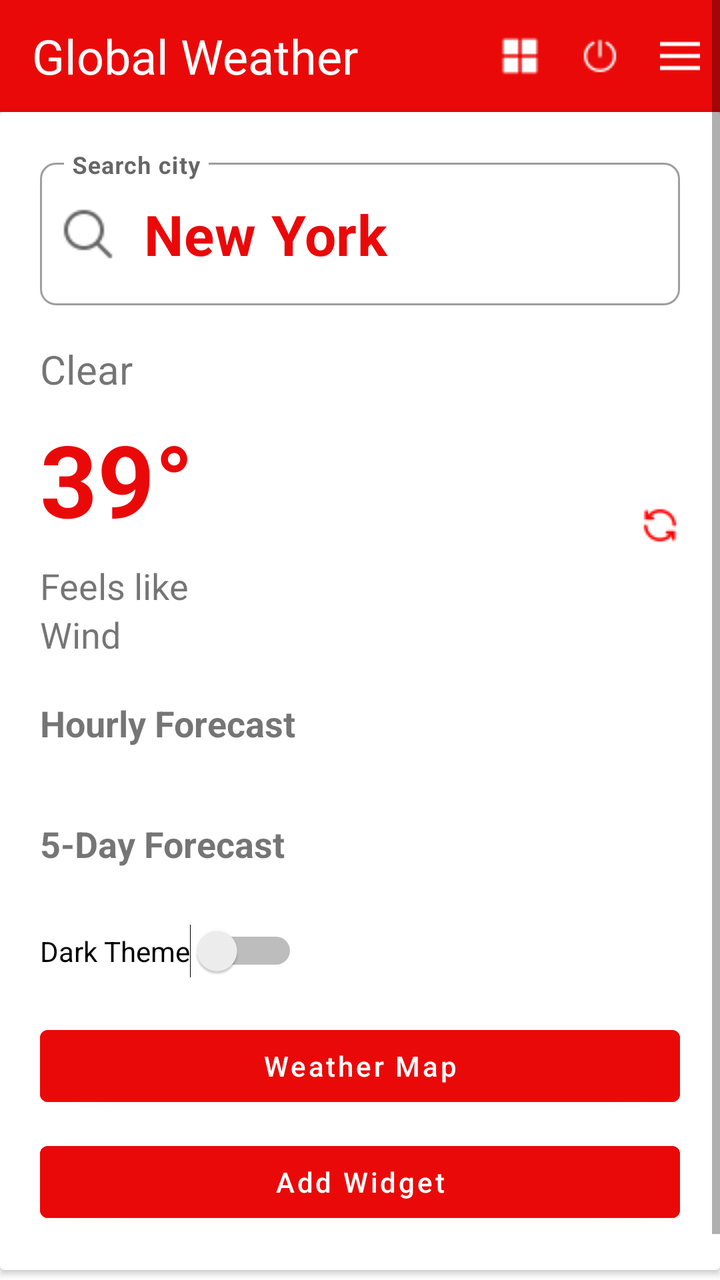
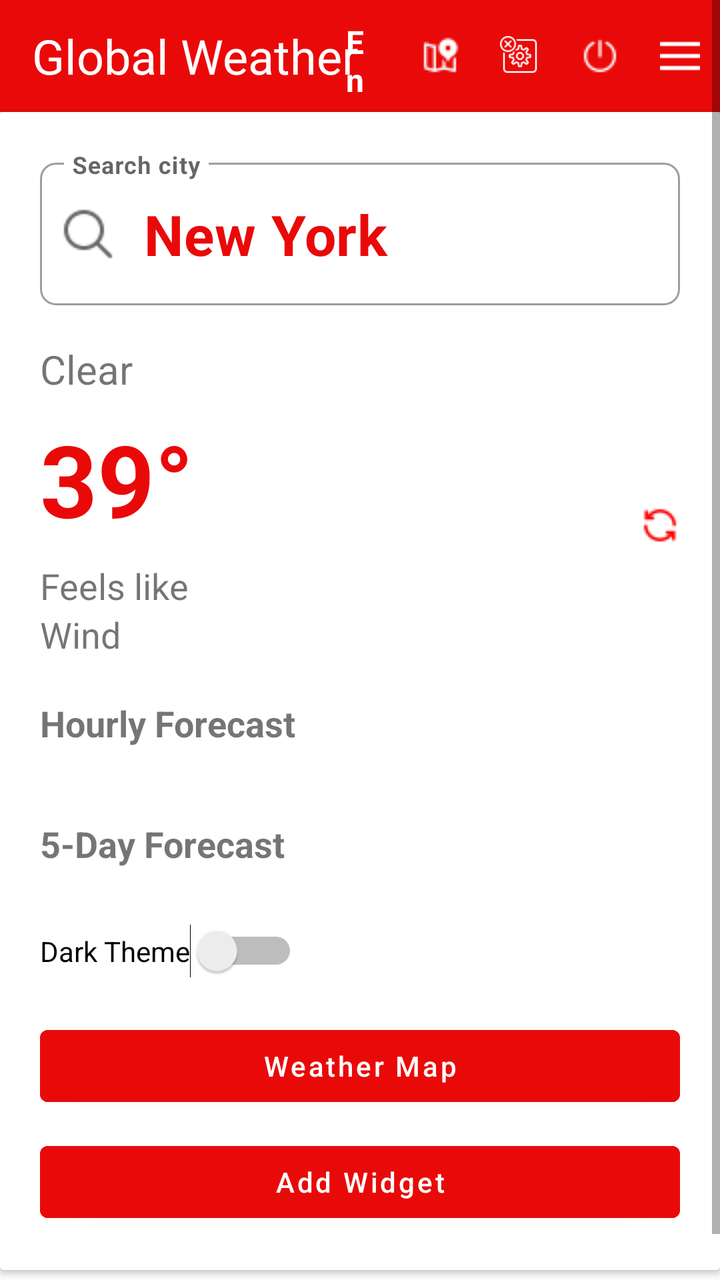

Compare the two renders of this Android layout. The source of the first and the diff that turns it into the second are given below.
<!-- AndroidManifest.xml: application theme Theme.Mausam -->
<!-- res/layout/activity_main.xml -->
<?xml version="1.0" encoding="utf-8"?>
<ScrollView xmlns:android="http://schemas.android.com/apk/res/android"
    xmlns:tools="http://schemas.android.com/tools"
    xmlns:app="http://schemas.android.com/apk/res-auto"
    android:id="@+id/scrollView"
    android:layout_width="match_parent"
    android:layout_height="match_parent"
    tools:context=".MainActivity">

    <LinearLayout
        android:layout_width="match_parent"
        android:layout_height="wrap_content"
        android:orientation="vertical">

        <androidx.appcompat.widget.Toolbar
            android:id="@+id/toolbar"
            android:layout_width="match_parent"
            android:layout_height="?attr/actionBarSize"
            android:background="@color/red">

            <TextView
                android:layout_width="wrap_content"
                android:layout_height="wrap_content"
                android:textSize="24sp"
                android:textColor="@color/white"
                android:text="@string/title"/>

            <ImageButton
                android:id="@+id/menu"
                android:layout_margin="10dp"
                android:layout_width="20dp"
                android:layout_height="20dp"
                android:background="@drawable/menu"
                android:layout_gravity="end"
                android:contentDescription="TODO" />

            <ImageButton
                android:id="@+id/power"
                android:layout_margin="10dp"
                android:layout_width="wrap_content"
                android:layout_height="wrap_content"
                android:contentDescription="TODO"
                android:src="@drawable/power1"
                android:background="?attr/selectableItemBackgroundBorderless"
                android:layout_gravity="end" />

            <ImageButton
                android:id="@+id/expand"
                android:layout_width="20dp"
                android:layout_height="20dp"
                android:layout_margin="10dp"
                android:background="@drawable/square"
                android:layout_gravity="end"
                android:contentDescription="TODO" />

            

            

        </androidx.appcompat.widget.Toolbar>

        
        <androidx.cardview.widget.CardView
            android:id="@+id/cardview"
            android:layout_width="match_parent"
            android:layout_height="match_parent">

            
            <LinearLayout
                android:layout_width="match_parent"
                android:layout_height="wrap_content"
                android:orientation="horizontal"
                android:gravity="center"
                android:paddingLeft="20dp"
                android:paddingRight="20dp"
                android:paddingTop="20dp">

                <com.google.android.material.textfield.TextInputLayout
                    android:id="@+id/input_layout_city"
                    style="@style/Widget.MaterialComponents.TextInputLayout.OutlinedBox"
                    android:layout_width="match_parent"
                    android:layout_height="wrap_content"
                    android:hint="Search city"
                    app:startIconDrawable="@drawable/search"
                    app:endIconMode="clear_text"
                    app:boxBackgroundMode="outline"
                    app:boxCornerRadiusTopStart="8dp"
                    app:boxCornerRadiusTopEnd="8dp"
                    app:boxCornerRadiusBottomStart="8dp"
                    app:boxCornerRadiusBottomEnd="8dp">

                    <com.google.android.material.textfield.TextInputEditText
                        android:id="@+id/textCity"
                        android:textSize="28sp"
                        android:textStyle="bold"
                        android:textColor="@color/red"
                        android:layout_width="match_parent"
                        android:layout_height="wrap_content"
                        android:text="@string/city_name"
                        android:imeOptions="actionSearch"
                        android:inputType="text" />

                </com.google.android.material.textfield.TextInputLayout>


        

            </LinearLayout>

            <LinearLayout
                android:layout_width="match_parent"
                android:layout_height="wrap_content"
                android:orientation="vertical"
                android:layout_marginTop="95dp"
                android:padding="20dp">

                <TextView
                    android:id="@+id/textCondition"
                    android:layout_width="wrap_content"
                    android:layout_height="wrap_content"
                    android:text="@string/clear"
                    android:textSize="20sp" />

                <LinearLayout
                    android:layout_width="match_parent"
                    android:layout_height="wrap_content"
                    android:layout_gravity="end"
                    android:layout_marginTop="8dp"
                    android:layout_marginBottom="8dp"
                    android:orientation="horizontal">

                    <TextView
                        android:id="@+id/textTemperature"
                        android:layout_width="wrap_content"
                        android:layout_height="wrap_content"
                        android:text="39°"
                        android:textSize="50sp"
                        android:textStyle="bold"
                        android:textColor="@color/red" />

                    
                    <View
                        android:layout_width="0dp"
                        android:layout_height="0dp"
                        android:layout_weight="1" />

                    <ImageView
                        android:id="@+id/imageWeatherIcon"
                        android:layout_width="wrap_content"
                        android:layout_height="match_parent"
                        android:contentDescription="TODO"
                        android:scaleType="centerInside" />

                    <ImageButton
                        android:id="@+id/refresh"
                        android:layout_width="wrap_content"
                        android:layout_height="wrap_content"
                        android:contentDescription="TODO"
                        android:src="@drawable/refresh1"
                        android:background="?attr/selectableItemBackgroundBorderless"
                        android:layout_gravity="end|bottom" />

                </LinearLayout>

                <TextView
                    android:id="@+id/textFeelsLike"
                    android:layout_width="wrap_content"
                    android:layout_height="wrap_content"
                    android:text="@string/feels_like"
                    android:textSize="18sp" />

                <TextView
                    android:id="@+id/textWind"
                    android:layout_width="wrap_content"
                    android:layout_height="wrap_content"
                    android:text="@string/wind"
                    android:textSize="18sp" />

                
                <TextView
                    android:id="@+id/textHourlyLabel"
                    android:layout_width="match_parent"
                    android:layout_height="wrap_content"
                    android:text="@string/hourly_forecast"
                    android:textSize="18sp"
                    android:textStyle="bold"
                    android:layout_marginTop="20dp" />

                
                <androidx.recyclerview.widget.RecyclerView
                    android:id="@+id/recyclerHourly"
                    android:layout_width="match_parent"
                    android:layout_height="wrap_content"
                    android:layout_marginTop="8dp"
                    android:orientation="horizontal"
                    android:overScrollMode="never"
                    android:paddingBottom="8dp" />

                
                <TextView
                    android:id="@+id/textFiveDayLabel"
                    android:layout_width="match_parent"
                    android:layout_height="wrap_content"
                    android:text="@string/five_day_forecast"
                    android:textSize="18sp"
                    android:textStyle="bold"
                    android:layout_marginTop="20dp" />

                <androidx.recyclerview.widget.RecyclerView
                    android:id="@+id/recyclerDaily"
                    android:layout_width="match_parent"
                    android:layout_height="wrap_content"
                    android:layout_marginTop="8dp"
                    android:nestedScrollingEnabled="false"
                    android:overScrollMode="never" />

                <Switch
                    android:id="@+id/switchTheme"
                    android:layout_width="wrap_content"
                    android:layout_height="wrap_content"
                    android:text="@string/dark_theme"
                    android:layout_marginTop="20dp"
                    tools:ignore="UseSwitchCompatOrMaterialXml" />

                


                
                <Button
                    android:id="@+id/btnAddMap"
                    android:layout_width="match_parent"
                    android:layout_height="wrap_content"
                    android:text="@string/weather_map"
                    android:textAllCaps="false"
                    android:backgroundTint="@color/red"
                    android:textColor="@android:color/white"
                    android:layout_marginTop="20dp" />

                
                <Button
                    android:id="@+id/btnAddWidget"
                    android:layout_width="match_parent"
                    android:layout_height="wrap_content"
                    android:text="@string/add_widget"
                    android:textAllCaps="false"
                    android:backgroundTint="@color/red"
                    android:textColor="@android:color/white"
                    android:layout_marginTop="10dp" />

            </LinearLayout>

        </androidx.cardview.widget.CardView>

        <com.google.android.gms.ads.AdView
            android:id="@+id/adView"
            android:layout_gravity="center"
            android:gravity="bottom"
            android:layout_marginTop="10dp"
            android:layout_width="wrap_content"
            android:layout_height="wrap_content"
            app:adSize="BANNER"
            app:adUnitId="@string/ads_banner_id" />

    </LinearLayout>

</ScrollView>
<!-- resources referenced by this layout -->
<resources>
  <color name="red">#EA0909</color>
  <color name="white">#FFFFFFFF</color>
  <!-- drawable menu: png bitmap (drawable, 159 bytes) -->
  <!-- drawable power1: png bitmap (drawable, 366 bytes) -->
  <!-- drawable refresh1: png bitmap (drawable, 379 bytes) -->
  <!-- drawable search: png bitmap (drawable, 451 bytes) -->
  <!-- drawable square: png bitmap (drawable, 193 bytes) -->
  <string name="add_widget">Add Widget</string>
  <string name="ads_banner_id">ca-app-pub-1606200483291446/5984462953</string>
  <string name="city_name">New York</string>
  <string name="clear">Clear</string>
  <string name="dark_theme">Dark Theme</string>
  <string name="feels_like">Feels like</string>
  <string name="five_day_forecast">5-Day Forecast</string>
  <string name="hourly_forecast">Hourly Forecast</string>
  <string name="title">Global Weather</string>
  <string name="weather_map">Weather Map</string>
  <string name="wind">Wind</string>
  <style name="Theme.Mausam" parent="Theme.MaterialComponents.DayNight.NoActionBar">
          
          <item name="colorPrimary">@color/red</item>
          <item name="colorOnPrimary">@color/white</item>
          <item name="colorPrimaryDark">@color/red</item>
          <item name="android:windowBackground">@color/white</item>
          <item name="android:textColorPrimary">@color/black</item>
          <item name="colorPrimaryVariant">@color/red</item>
          <item name="popupMenuStyle">@style/ThemeOverlay.AppCompat.Light</item>
      </style>
  <color name="black">#FF000000</color>
</resources>

<!-- the commit's change to res/layout/activity_main.xml (unified diff, before → after) -->
@@ -44,16 +44,37 @@
                 android:background="?attr/selectableItemBackgroundBorderless"
                 android:layout_gravity="end" />
 
-            <ImageButton
-                android:id="@+id/expand"
+            
+
+            <ImageButton
+                android:id="@+id/widget"
+                android:layout_margin="10dp"
                 android:layout_width="20dp"
                 android:layout_height="20dp"
-                android:layout_margin="10dp"
-                android:background="@drawable/square"
+                android:background="@drawable/widget"
                 android:layout_gravity="end"
                 android:contentDescription="TODO" />
 
-            
+            <ImageButton
+                android:id="@+id/map"
+                android:layout_margin="10dp"
+                android:layout_width="wrap_content"
+                android:layout_height="wrap_content"
+                android:contentDescription="TODO"
+                android:src="@drawable/map1"
+                android:background="?attr/selectableItemBackgroundBorderless"
+                android:layout_gravity="end" />
+
+            <TextView
+                android:id="@+id/fab_lang"
+                android:layout_width="wrap_content"
+                android:layout_height="wrap_content"
+                android:layout_margin="10dp"
+                android:text="En"
+                android:textColor="@color/white"
+                android:layout_gravity="end"
+                android:textStyle="bold"
+                android:textSize="16sp" />
 
             
 
<!-- resource entries referenced after the edit -->
@@ -2,11 +2,12 @@
 <resources>
   <color name="red">#EA0909</color>
   <color name="white">#FFFFFFFF</color>
+  <!-- drawable map1: png bitmap (drawable, 384 bytes) -->
   <!-- drawable menu: png bitmap (drawable, 159 bytes) -->
   <!-- drawable power1: png bitmap (drawable, 366 bytes) -->
   <!-- drawable refresh1: png bitmap (drawable, 379 bytes) -->
   <!-- drawable search: png bitmap (drawable, 451 bytes) -->
-  <!-- drawable square: png bitmap (drawable, 193 bytes) -->
+  <!-- drawable widget: png bitmap (drawable, 1140 bytes) -->
   <string name="add_widget">Add Widget</string>
   <string name="ads_banner_id">ca-app-pub-1606200483291446/5984462953</string>
   <string name="city_name">New York</string>
